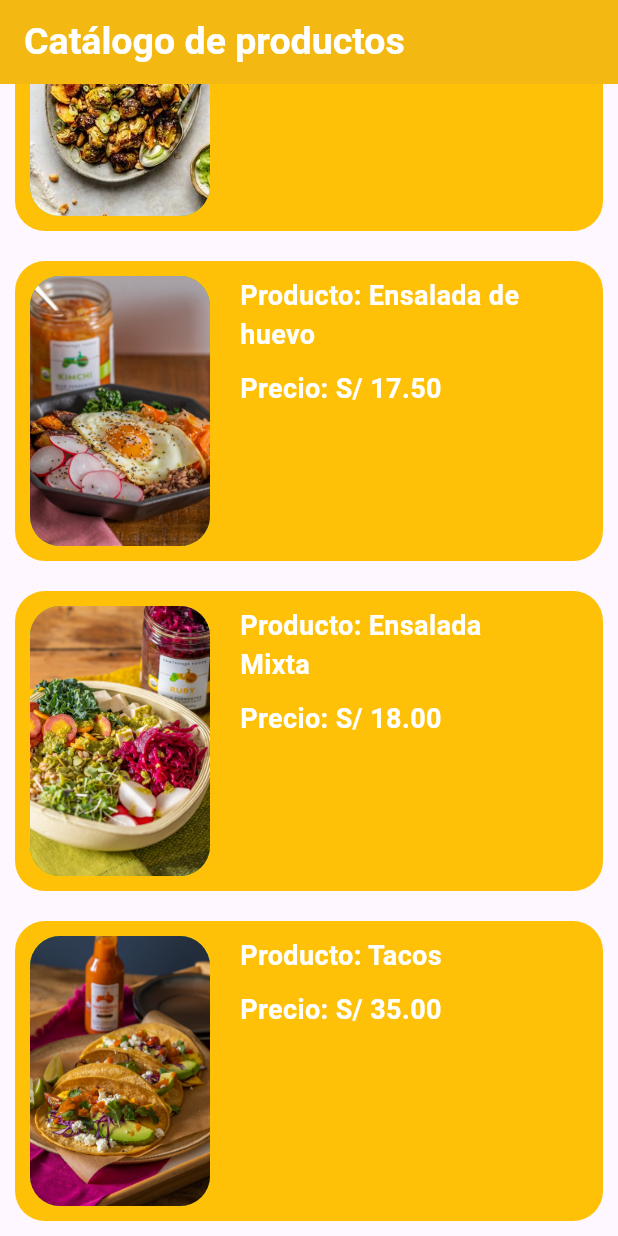
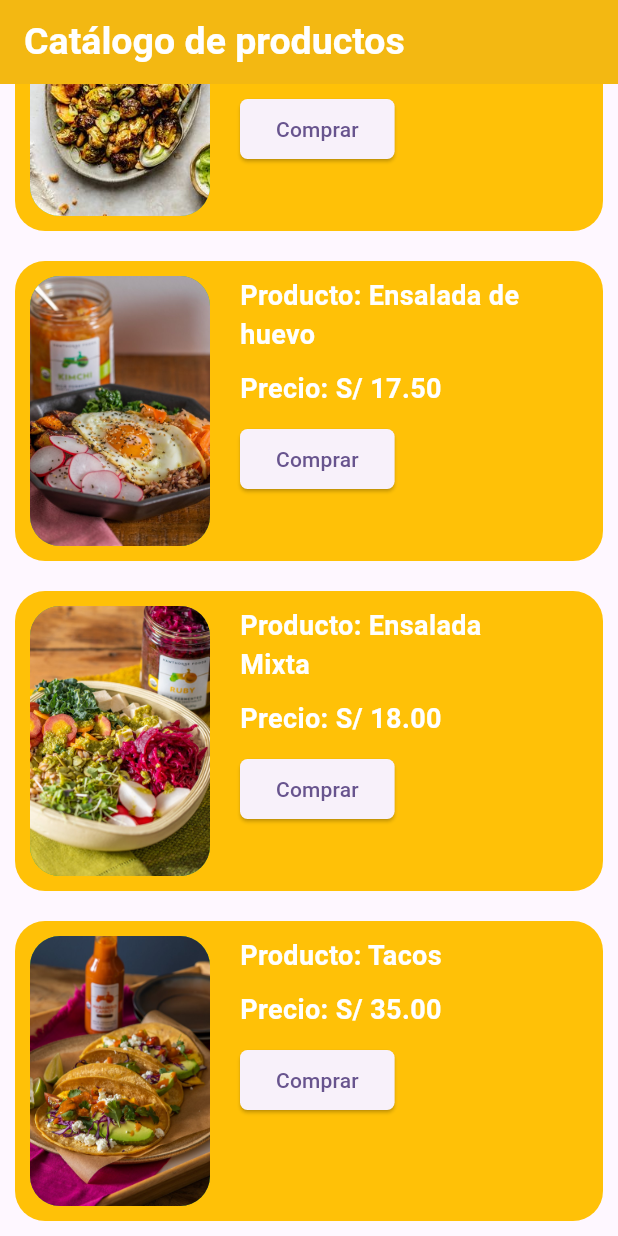
Before and after one commit to gonzalobarrazueta/shopping-app, a Flutter app: the screen it shows after launch, scrolled down 112 dp, on a phone screen of 412 x 824 dp. Run offline on Flutter 3.47's test engine with Material 2 defaults, Android fonts, the phone set to English and light mode, and no system bars.

Commit message:
Add buttons

```diff
--- a/lib/catalog.dart
+++ b/lib/catalog.dart
@@ -50,7 +50,7 @@ class _catalogState extends State<catalog> {
                         Container(
                           width: 200,
                           margin: const EdgeInsets.all(10),
-                          child: const Column(
+                          child: Column(
                             crossAxisAlignment: CrossAxisAlignment.start,
                             children: [
                               Text(
@@ -69,6 +69,14 @@ class _catalogState extends State<catalog> {
                                     fontWeight: FontWeight.bold,
                                     color: Colors.white
                                 ),
+                              ),
+                              SizedBox(height: 10),
+                              ElevatedButton(
+                                  onPressed: () {},
+                                  child: Text('Comprar'),
+                                  style: ElevatedButton.styleFrom(
+                                      shape: RoundedRectangleBorder(borderRadius: BorderRadius.circular(5))
+                                  )
                               )
                             ]
                           ),
@@ -100,7 +108,7 @@ class _catalogState extends State<catalog> {
                             Container(
                               width: 200,
                               margin: const EdgeInsets.all(10),
-                              child: const Column(
+                              child: Column(
                                   crossAxisAlignment: CrossAxisAlignment.start,
                                   children: [
                                     Text(
@@ -119,6 +127,14 @@ class _catalogState extends State<catalog> {
                                           fontWeight: FontWeight.bold,
                                           color: Colors.white
                                       ),
+                                    ),
+                                    SizedBox(height: 10),
+                                    ElevatedButton(
+                                        onPressed: () {},
+                                        child: Text('Comprar'),
+                                        style: ElevatedButton.styleFrom(
+                                            shape: RoundedRectangleBorder(borderRadius: BorderRadius.circular(5))
+                                        )
                                     )
                                   ]
                               ),
@@ -150,7 +166,7 @@ class _catalogState extends State<catalog> {
                             Container(
                               width: 200,
                               margin: const EdgeInsets.all(10),
-                              child: const Column(
+                              child: Column(
                                   crossAxisAlignment: CrossAxisAlignment.start,
                                   children: [
                                     Text(
@@ -169,6 +185,14 @@ class _catalogState extends State<catalog> {
                                           fontWeight: FontWeight.bold,
                                           color: Colors.white
                                       ),
+                                    ),
+                                    SizedBox(height: 10),
+                                    ElevatedButton(
+                                        onPressed: () {},
+                                        child: Text('Comprar'),
+                                        style: ElevatedButton.styleFrom(
+                                            shape: RoundedRectangleBorder(borderRadius: BorderRadius.circular(5))
+                                        )
                                     )
                                   ]
                               ),
@@ -200,7 +224,7 @@ class _catalogState extends State<catalog> {
                             Container(
                               width: 200,
                               margin: const EdgeInsets.all(10),
-                              child: const Column(
+                              child: Column(
                                   crossAxisAlignment: CrossAxisAlignment.start,
                                   children: [
                                     Text(
@@ -219,6 +243,14 @@ class _catalogState extends State<catalog> {
                                           fontWeight: FontWeight.bold,
                                           color: Colors.white
                                       ),
+                                    ),
+                                    SizedBox(height: 10),
+                                    ElevatedButton(
+                                        onPressed: () {},
+                                        child: Text('Comprar'),
+                                        style: ElevatedButton.styleFrom(
+                                            shape: RoundedRectangleBorder(borderRadius: BorderRadius.circular(5))
+                                        )
                                     )
                                   ]
                               ),
```
